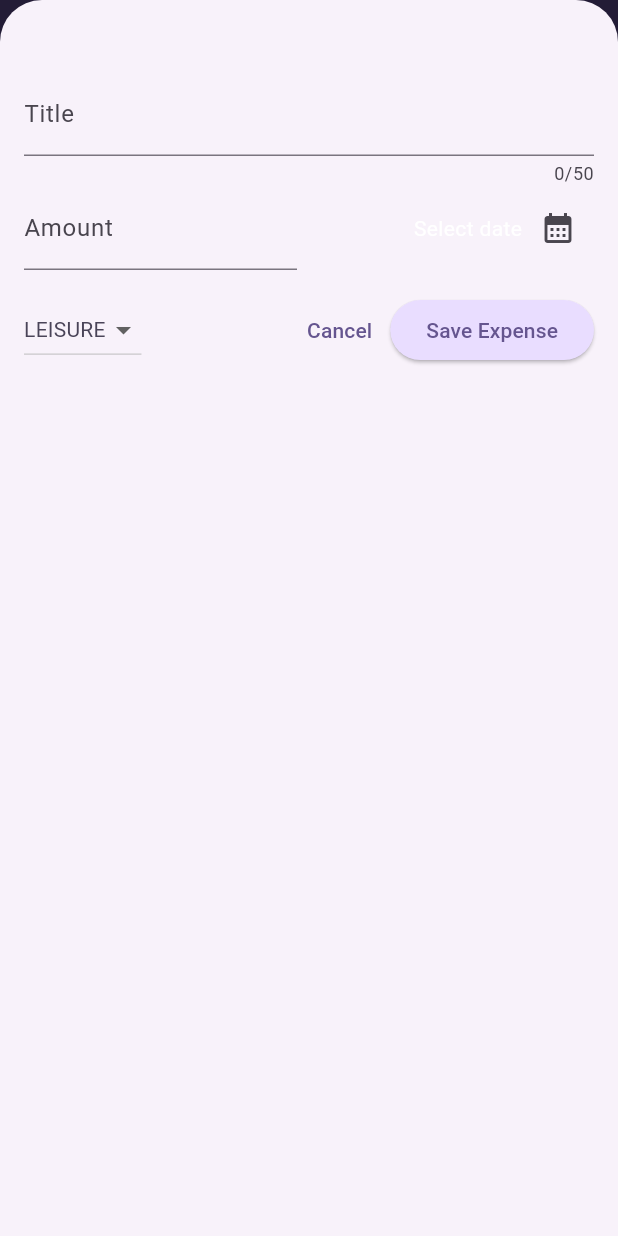
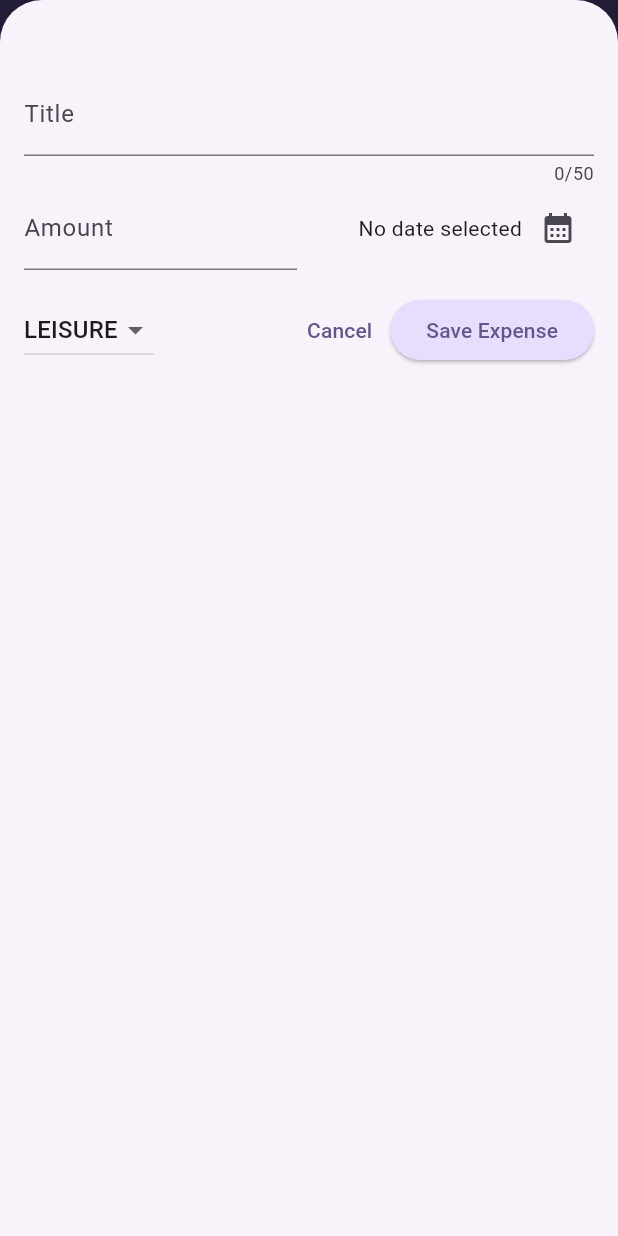
Before and after one commit to wenkhai2005/Expense_Tracker, a Flutter app: the screen it shows after launch, after a tap on the "add" icon, on a phone screen of 412 x 824 dp. Run offline on Flutter 3.47's test engine with Material 3 defaults, Android fonts, the phone set to English and light mode, and no system bars.

Commit message:
complete version

```diff
--- a/lib/main.dart
+++ b/lib/main.dart
@@ -1,52 +1,64 @@
 import 'package:flutter/material.dart';
-import 'widgets/expenses.dart';
+
+import 'package:expense_tracker/widgets/expenses.dart';
 
 var kColorScheme = ColorScheme.fromSeed(
-  seedColor: Color.fromARGB(255, 96, 59, 181),
+  seedColor: const Color.fromARGB(255, 96, 59, 181),
 );
 
 var kDarkColorScheme = ColorScheme.fromSeed(
-    brightness: Brightness.dark, seedColor: Color.fromARGB(255, 5, 99, 125));
+  brightness: Brightness.dark,
+  seedColor: const Color.fromARGB(255, 5, 99, 125),
+);
 
 void main() {
-  runApp(MaterialApp(
+  runApp(
+    MaterialApp(
       darkTheme: ThemeData.dark().copyWith(
         colorScheme: kDarkColorScheme,
-      cardTheme: CardTheme().copyWith(
+        cardTheme: const CardTheme().copyWith(
           color: kDarkColorScheme.secondaryContainer,
-        margin: EdgeInsets.symmetric(horizontal: 16, vertical: 8),
+          margin: const EdgeInsets.symmetric(
+            horizontal: 16,
+            vertical: 8,
+          ),
         ),
         elevatedButtonTheme: ElevatedButtonThemeData(
           style: ElevatedButton.styleFrom(
             backgroundColor: kDarkColorScheme.primaryContainer,
-            foregroundColor: kDarkColorScheme.onPrimaryContainer),
+            foregroundColor: kDarkColorScheme.onPrimaryContainer,
+          ),
         ),
       ),
       theme: ThemeData().copyWith(
+        useMaterial3: true,
         colorScheme: kColorScheme,
         appBarTheme: const AppBarTheme().copyWith(
           backgroundColor: kColorScheme.onPrimaryContainer,
           foregroundColor: kColorScheme.primaryContainer,
         ),
-      cardTheme: CardTheme().copyWith(
+        cardTheme: const CardTheme().copyWith(
           color: kColorScheme.secondaryContainer,
-        margin: EdgeInsets.symmetric(horizontal: 16, vertical: 8),
+          margin: const EdgeInsets.symmetric(
+            horizontal: 16,
+            vertical: 8,
+          ),
         ),
         elevatedButtonTheme: ElevatedButtonThemeData(
           style: ElevatedButton.styleFrom(
-            backgroundColor: kColorScheme.primaryContainer),
+            backgroundColor: kColorScheme.primaryContainer,
           ),
-      textTheme: TextTheme().copyWith(
+        ),
+        textTheme: ThemeData().textTheme.copyWith(
               titleLarge: TextStyle(
                 fontWeight: FontWeight.bold,
-              color: kColorScheme.onPrimaryContainer,
-              fontSize: 16),
-          titleMedium: TextStyle(
-            fontWeight: FontWeight.normal,
                 color: kColorScheme.onSecondaryContainer,
-            fontSize: 14,
-          )),
+                fontSize: 16,
               ),
-    home: Expenses(),
-  ));
+            ),
+      ),
+      // themeMode: ThemeMode.system, // default
+      home: const Expenses(),
+    ),
+  );
 }
--- a/lib/models/expense.dart
+++ b/lib/models/expense.dart
@@ -1,9 +1,9 @@
-import 'package:expense_tracker/widgets/expenses.dart';
+
 import 'package:flutter/material.dart';
 import 'package:uuid/uuid.dart';
 import 'package:intl/intl.dart';
 
-final formatter = DateFormat.yMd();
+final formatter = DateFormat.yMEd();
 
 final uuid = Uuid();
 
--- a/lib/widgets/expenses.dart
+++ b/lib/widgets/expenses.dart
@@ -28,6 +28,7 @@ class _ExpensesState extends State<Expenses> {
 
   void _openAddExpenseOverlay() {
     showModalBottomSheet(
+      useSafeArea: true,
       isScrollControlled: true,
       context: context,
       builder: (ctx) => NewExpense(onAddExpense: _addExpense),
@@ -65,6 +66,7 @@ class _ExpensesState extends State<Expenses> {
 
   @override
   Widget build(BuildContext context) {
+    final width = MediaQuery.of(context).size.width;
     Widget mainContent = Center(
       child: Text("No expenses found. Start add some!"),
     );
@@ -90,13 +92,27 @@ class _ExpensesState extends State<Expenses> {
           ),
         ],
       ),
-      body: Column(
-        mainAxisSize: MainAxisSize.min,
-        children: [
-          Chart(expenses: _registeredExpense,),
-          Expanded(child: mainContent),
-        ],
-      ),
+      body: width < 600
+          ? Column(
+              mainAxisSize: MainAxisSize.min,
+              children: [
+                Chart(
+                  expenses: _registeredExpense,
+                ),
+                Expanded(child: mainContent),
+              ],
+            )
+          : Row(
+              mainAxisSize: MainAxisSize.min,
+              children: [
+                Expanded(
+                  child: Chart(
+                    expenses: _registeredExpense,
+                  ),
+                ),
+                Expanded(child: mainContent),
+              ],
+            ),
     );
   }
 }
--- a/lib/widgets/new_expense.dart
+++ b/lib/widgets/new_expense.dart
@@ -1,12 +1,14 @@
 import 'package:flutter/material.dart';
+
 import 'package:expense_tracker/models/expense.dart';
 
 class NewExpense extends StatefulWidget {
   const NewExpense({super.key, required this.onAddExpense});
+
   final void Function(Expense expense) onAddExpense;
 
   @override
-  State<StatefulWidget> createState() {
+  State<NewExpense> createState() {
     return _NewExpenseState();
   }
 }
@@ -17,6 +19,57 @@ class _NewExpenseState extends State<NewExpense> {
   DateTime? _selectedDate;
   Category _selectedCategory = Category.leisure;
 
+  void _presentDatePicker() async {
+    final now = DateTime.now();
+    final firstDate = DateTime(now.year - 1, now.month, now.day);
+    final pickedDate = await showDatePicker(
+      context: context,
+      initialDate: now,
+      firstDate: firstDate,
+      lastDate: now,
+    );
+    setState(() {
+      _selectedDate = pickedDate;
+    });
+  }
+
+  void _submitExpenseData() {
+    final enteredAmount = double.tryParse(_amountController
+        .text); // tryParse('Hello') => null, tryParse('1.12') => 1.12
+    final amountIsInvalid = enteredAmount == null || enteredAmount <= 0;
+    if (_titleController.text.trim().isEmpty ||
+        amountIsInvalid ||
+        _selectedDate == null) {
+      showDialog(
+        context: context,
+        builder: (ctx) => AlertDialog(
+          title: const Text('Invalid input'),
+          content: const Text(
+              'Please make sure a valid title, amount, date and category was entered.'),
+          actions: [
+            TextButton(
+              onPressed: () {
+                Navigator.pop(ctx);
+              },
+              child: const Text('Okay'),
+            ),
+          ],
+        ),
+      );
+      return;
+    }
+
+    widget.onAddExpense(
+      Expense(
+        title: _titleController.text,
+        amount: enteredAmount,
+        date: _selectedDate!,
+        category: _selectedCategory,
+      ),
+    );
+    Navigator.pop(context);
+  }
+
   @override
   void dispose() {
     _titleController.dispose();
@@ -24,62 +77,18 @@ class _NewExpenseState extends State<NewExpense> {
     super.dispose();
   }
 
-  void _presentDatePicker() async {
-    final now = DateTime.now();
-    final firstDate = DateTime(now.year - 1, now.month, now.day);
-    final pickedDate = await showDatePicker(
-        context: context,
-        initialDate: now,
-        firstDate: firstDate,
-        lastDate: now);
-    setState(() {
-      _selectedDate = pickedDate;
-    });
-  }
-
-  void _submitExpenseData() {
-    final enteredAmount = double.tryParse(_amountController.text);
-    final isAmountValid = enteredAmount == null || enteredAmount <= 0;
-    if (_titleController.text.trim().isEmpty ||
-        isAmountValid ||
-        _selectedDate == null) {
-      showDialog(
-        context: context,
-        builder: (ctx) => AlertDialog(
-          title: Text('Invalid Data'),
-          content: Text(
-              'Please make sure a valid title, amount, date and category was entered.'),
-          actions: [
-            TextButton(
-                onPressed: () {
-                  Navigator.pop(ctx);
-                },
-                child: Text('OK')),
-          ],
-        ),
-      );
-      return;
-    }
-    widget.onAddExpense(
-      Expense(
-          title: _titleController.text,
-          amount: enteredAmount,
-          date: _selectedDate!,
-          category: _selectedCategory),
-    );
-    Navigator.pop(context);
-  }
-
   @override
   Widget build(BuildContext context) {
     return Padding(
-      padding: EdgeInsets.fromLTRB(16, 48, 16, 16),
+      padding: const EdgeInsets.fromLTRB(16, 48, 16, 16),
       child: Column(
         children: [
           TextField(
             controller: _titleController,
             maxLength: 50,
-            decoration: InputDecoration(label: Text('Title')),
+            decoration: const InputDecoration(
+              label: Text('Title'),
+            ),
           ),
           Row(
             children: [
@@ -87,30 +96,35 @@ class _NewExpenseState extends State<NewExpense> {
                 child: TextField(
                   controller: _amountController,
                   keyboardType: TextInputType.number,
-                  decoration:
-                      InputDecoration(prefixText: '\$', label: Text('Amount')),
+                  decoration: const InputDecoration(
+                    prefixText: '\$ ',
+                    label: Text('Amount'),
+                  ),
                 ),
               ),
-              SizedBox(width: 16),
+              const SizedBox(width: 16),
               Expanded(
                 child: Row(
                   mainAxisAlignment: MainAxisAlignment.end,
+                  crossAxisAlignment: CrossAxisAlignment.center,
                   children: [
-                    Text(_selectedDate == null
-                        ? "Select date"
-                        : formatter.format(_selectedDate!)),
+                    Text(
+                      _selectedDate == null
+                          ? 'No date selected'
+                          : formatter.format(_selectedDate!),
+                    ),
                     IconButton(
                       onPressed: _presentDatePicker,
-                      icon: Icon(Icons.calendar_month),
+                      icon: const Icon(
+                        Icons.calendar_month,
+                      ),
                     ),
                   ],
                 ),
-              )
+              ),
             ],
           ),
-          SizedBox(
-            height: 16,
-          ),
+          const SizedBox(height: 16),
           Row(
             children: [
               DropdownButton(
@@ -129,25 +143,21 @@ class _NewExpenseState extends State<NewExpense> {
                   if (value == null) {
                     return;
                   }
-                  setState(
-                    () {
-                      _selectedCategory = value;
-                    },
-                  );
+                  setState(() {
+                    _selectedCategory = value;
+                  });
                 },
               ),
-              Spacer(),
+              const Spacer(),
               TextButton(
                 onPressed: () {
                   Navigator.pop(context);
                 },
-                child: Text('Cancel'),
+                child: const Text('Cancel'),
               ),
               ElevatedButton(
-                onPressed: () {
-                  _submitExpenseData();
-                },
-                child: Text('Save Expense'),
+                onPressed: _submitExpenseData,
+                child: const Text('Save Expense'),
               ),
             ],
           ),
```
Lines whose indentation alone changed are shown as unchanged.
